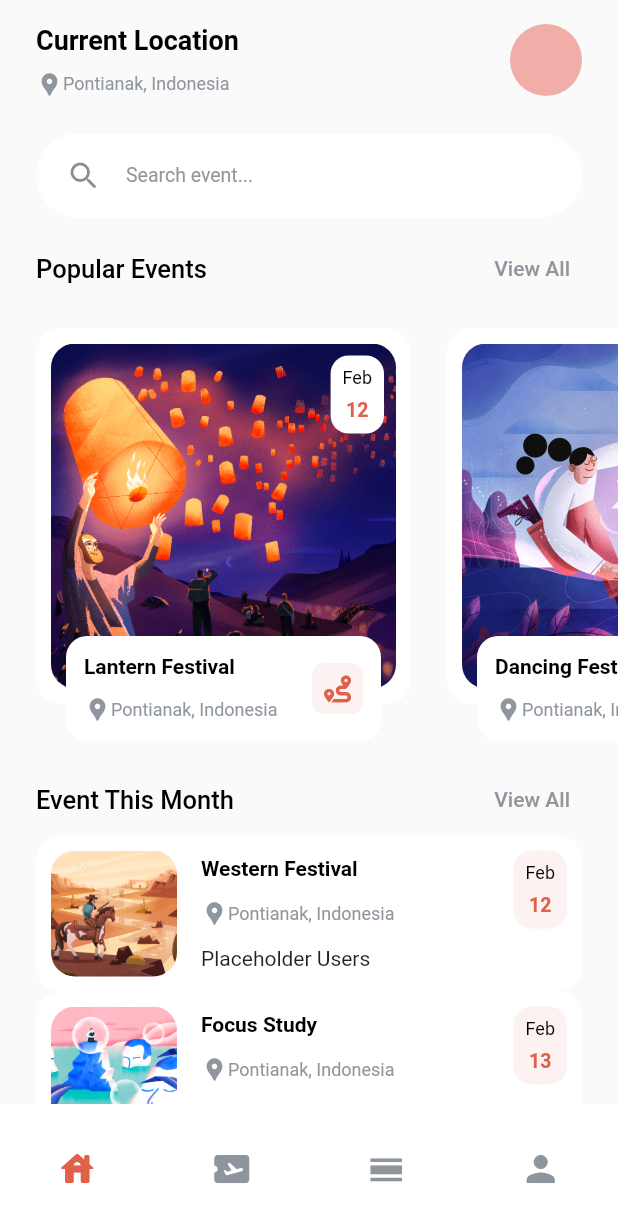
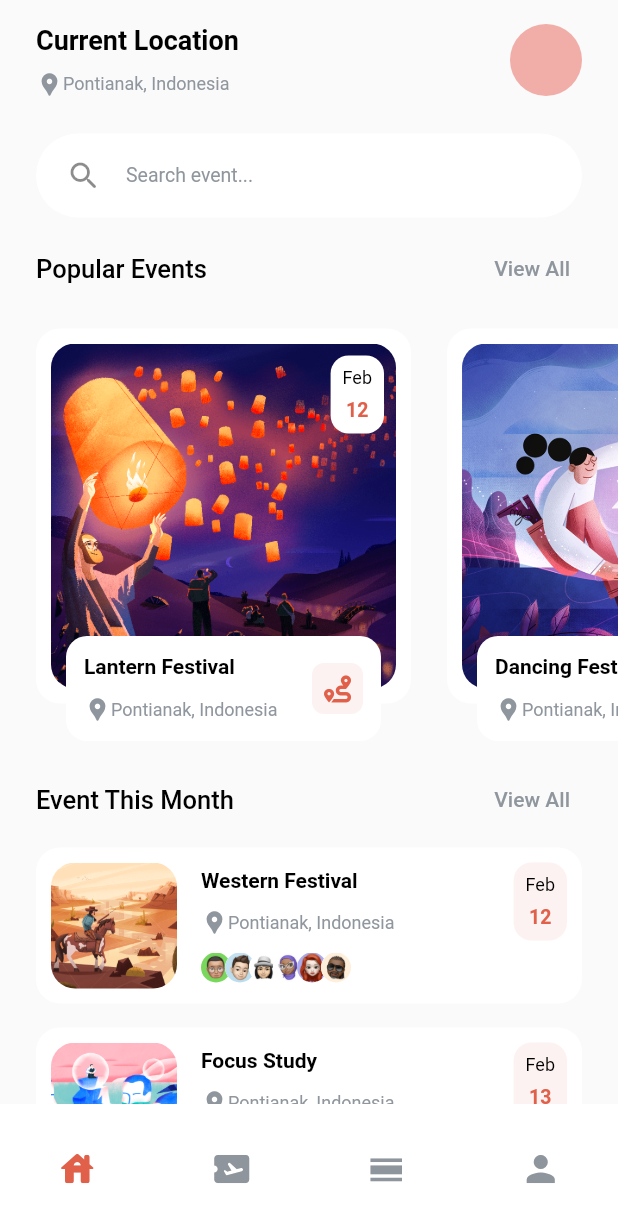
Before and after one commit to rafaelcolladojr/eventer, a Flutter app: the screen it shows after launch, on a phone screen of 412 x 824 dp. Shown: the top 1222 px of the screen. Run offline on Flutter 3.47's test engine with Material 2 defaults, Android fonts, the phone set to English and light mode, and no system bars; our stand-ins replace font_awesome_flutter.

Commit message:
Added UserListMini and more profile icons

```diff
--- a/lib/presentation/widgets/event_horizontal_thumbnail.dart
+++ b/lib/presentation/widgets/event_horizontal_thumbnail.dart
@@ -2,6 +2,7 @@ import 'package:eventer/core/constants/app_colors.dart';
 import 'package:eventer/core/constants/app_styles.dart';
 import 'package:eventer/presentation/widgets/date_tag.dart';
 import 'package:eventer/presentation/widgets/location_tag.dart';
+import 'package:eventer/presentation/widgets/users_list_mini.dart';
 import 'package:flutter/material.dart';
 
 class EventHorizontalThumbnail extends StatelessWidget {
@@ -22,7 +23,9 @@ class EventHorizontalThumbnail extends StatelessWidget {
 
   @override
   Widget build(BuildContext context) {
-    return Container(
+    return Padding(
+      padding: const EdgeInsets.symmetric(vertical: 8.0),
+      child: Container(
         decoration: BoxDecoration(
           color: AppColors.foreground,
           borderRadius: BorderRadius.circular(16.0),
@@ -47,7 +50,21 @@ class EventHorizontalThumbnail extends StatelessWidget {
                       children: [
                         Text(title, style: AppStyles.header3),
                         LocationTag(location: location),
-                      const Text('Placeholder Users'),
+                        const SizedBox(
+                          width: 100,
+                          child: UserListMini(
+                            size: 10.0,
+                            offset: 16.0,
+                            avatars: [
+                              AssetImage('assets/images/profile_4.png'),
+                              AssetImage('assets/images/profile_2.png'),
+                              AssetImage('assets/images/profile_3.png'),
+                              AssetImage('assets/images/profile_1.png'),
+                              AssetImage('assets/images/profile_5.png'),
+                              AssetImage('assets/images/profile_6.png'),
+                            ],
+                          ),
+                        ),
                       ],
                     ),
                   ),
@@ -57,6 +74,7 @@ class EventHorizontalThumbnail extends StatelessWidget {
             ),
           ),
         ),
+      ),
     );
   }
 }
--- /dev/null
+++ b/lib/presentation/widgets/users_list_mini.dart
@@ -0,0 +1,51 @@
+import 'package:flutter/material.dart';
+
+class UserListMini extends StatelessWidget {
+  const UserListMini({
+    Key? key,
+    this.avatars,
+    this.offset = 25.0,
+    this.size = 15.0,
+  }) : super(key: key);
+
+  final List<ImageProvider>? avatars;
+  final double? offset;
+  final double? size;
+
+  List<Widget> getAvatarList(List<ImageProvider>? avatars) {
+    if (avatars == null || avatars.isEmpty) {
+      return [
+        CircleAvatar(
+          child: const Icon(Icons.person, color: Colors.grey),
+          radius: size!,
+          backgroundColor: Colors.white,
+        ),
+      ];
+    } else {
+      List<Widget> widgets = [];
+      widgets.add(CircleAvatar(
+        backgroundImage: avatars[0],
+        radius: size,
+        backgroundColor: Colors.white,
+      ));
+
+      for (var i = 1; i < avatars.length; i++) {
+        widgets.add(Positioned(
+          left: offset! * i,
+          child: CircleAvatar(
+            backgroundImage: avatars[i],
+            radius: size,
+            backgroundColor: Colors.white,
+          ),
+        ));
+      }
+
+      return widgets;
+    }
+  }
+
+  @override
+  Widget build(BuildContext context) {
+    return Stack(children: getAvatarList(avatars));
+  }
+}
```
Also changed, not shown: assets/images/profile_1.png (added), assets/images/profile_2.png (added), assets/images/profile_3.png (added), assets/images/profile_4.png (added), assets/images/profile_5.png (added), assets/images/profile_6.png (added). Lines whose indentation alone changed are shown as unchanged.
